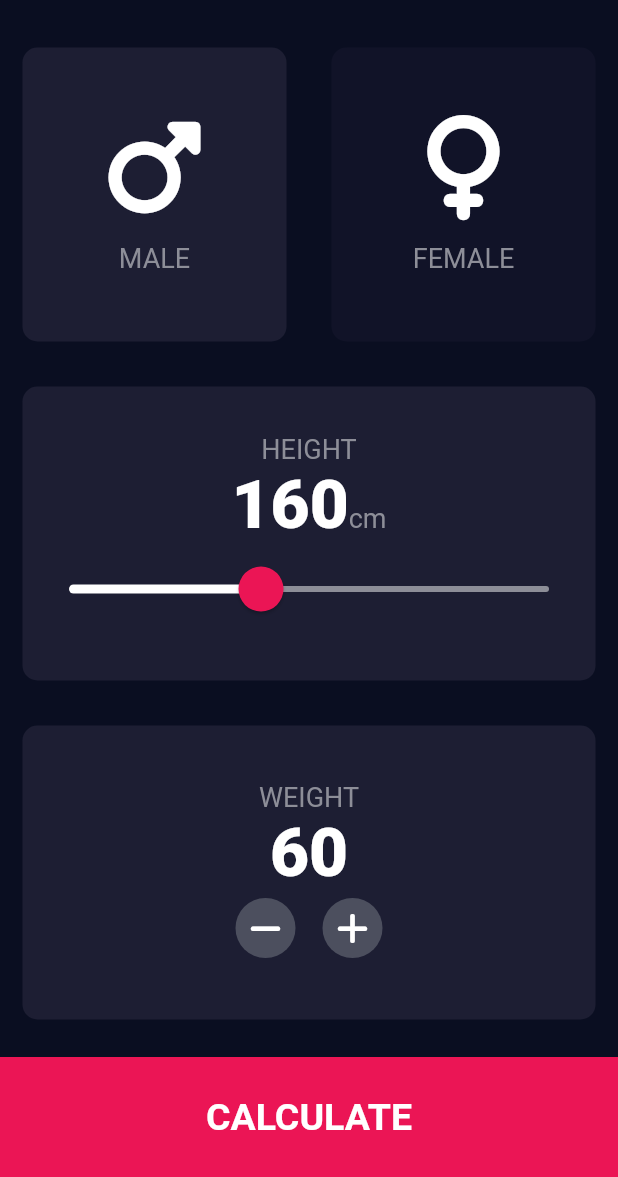
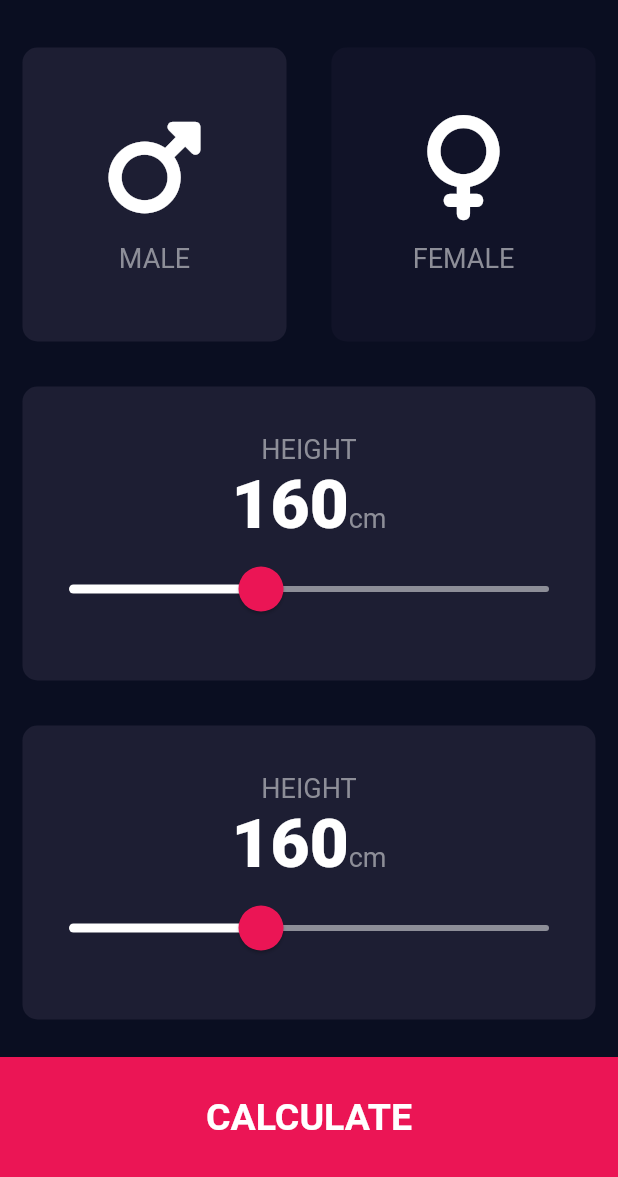
Before and after one commit to deardosatria7/height-calculator, a Flutter app: the screen it shows after launch, on a phone screen of 412 x 824 dp, the part 59-1236 px from its top. Run offline on Flutter 3.47's test engine with Material 2 defaults, Android fonts, the phone set to English and light mode, and no system bars; our stand-ins replace font_awesome_flutter.

Commit message:
update ui input-page.dart

```diff
--- a/lib/screens/input_page.dart
+++ b/lib/screens/input_page.dart
@@ -120,53 +120,54 @@ class _InputPageState extends State<InputPage> {
             ),
           ),
           Expanded(
-            child: Row(
-              children: [
-                Expanded(
             child: CustomCard(
               color: activeCardColor,
               cardChild: Column(
                 mainAxisAlignment: MainAxisAlignment.center,
                 children: [
                   const Text(
-                          'WEIGHT',
+                    'HEIGHT',
                     style: labelTextStyle,
-                        ),
-                        Text(
-                          weight.toString(),
-                          style: numberTextStyle,
                   ),
                   Row(
                     mainAxisAlignment: MainAxisAlignment.center,
+                    crossAxisAlignment: CrossAxisAlignment.baseline,
+                    textBaseline: TextBaseline.alphabetic,
                     children: [
-                            RoundIconButton(
-                              icon: FontAwesomeIcons.minus,
-                              onPressed: () {
+                      Text(
+                        height.toString(),
+                        style: numberTextStyle,
+                      ),
+                      const Text(
+                        'cm',
+                        style: labelTextStyle,
+                      ),
+                    ],
+                  ),
+                  SliderTheme(
+                    data: SliderTheme.of(context).copyWith(
+                      activeTrackColor: Colors.white,
+                      inactiveTrackColor: const Color(0xFF8D8E98),
+                      thumbColor: const Color(0xFFEB1555),
+                      overlayColor: const Color(0x29EB1555),
+                      thumbShape:
+                          const RoundSliderThumbShape(enabledThumbRadius: 15.0),
+                      overlayShape:
+                          const RoundSliderOverlayShape(overlayRadius: 30.0),
+                    ),
+                    child: Slider(
+                      value: height.toDouble(),
+                      min: 120.0,
+                      max: 220.0,
+                      onChanged: (double value) {
                         setState(() {
-                                  if (weight >= 30) {
-                                    weight--;
-                                  }
+                          height = value.round();
                         });
                       },
                     ),
-                            const SizedBox(
-                              width: 10.0,
-                            ),
-                            RoundIconButton(
-                              icon: FontAwesomeIcons.plus,
-                              onPressed: () {
-                                setState(() {
-                                  weight++;
-                                });
-                              },
                   ),
                 ],
-                        )
-                      ],
               ),
-                  ),
-                ),
-              ],
             ),
           ),
           BottomButton(
```
Lines whose indentation alone changed are shown as unchanged.
